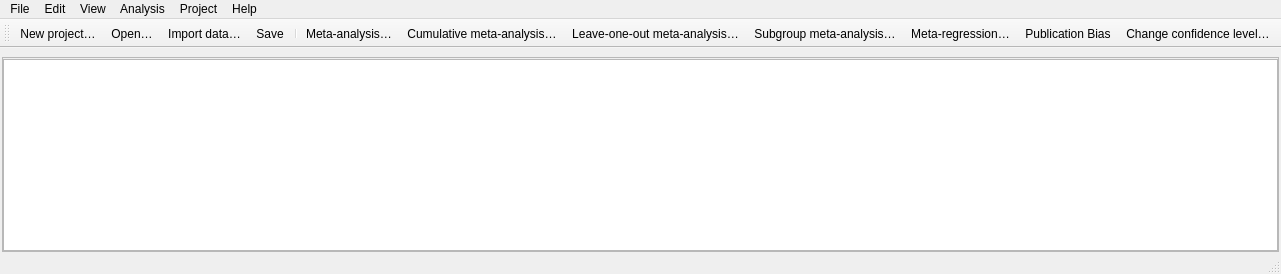
Old version of the form src/rc_metastudio/forms/main_window.ui in the repository AliSalman-et-al/rc-metastudio.
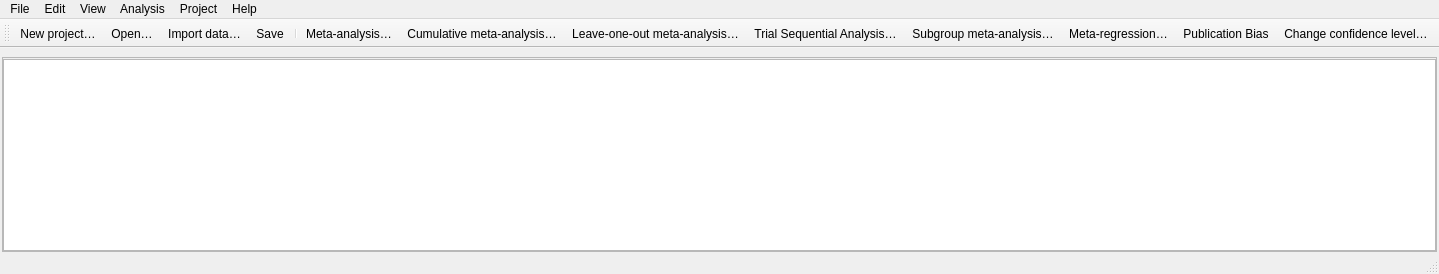
New version of the form. Icons and pictures are not drawn.

Commit message: Add trial sequential analysis (RCMS v0.6.0) (#608)

```diff
--- a/src/rc_metastudio/forms/main_window.ui
+++ b/src/rc_metastudio/forms/main_window.ui
@@ -195,6 +195,7 @@
    <addaction name="action_go" />
    <addaction name="action_cum_ma" />
    <addaction name="action_loo_ma" />
+   <addaction name="action_trial_sequential_analysis" />
    <addaction name="action_subgroup_ma" />
    <addaction name="action_meta_regression" />
    <addaction name="action_publication_bias" />
@@ -263,6 +264,15 @@
     <string>Leave-one-out meta-analysis…</string>
    </property>
   </action>
+  <action name="action_trial_sequential_analysis">
+   <property name="icon">
+    <iconset resource="../images/icons.qrc">
+     <normaloff>:/icons/analyses/trial-sequential-analysis.svg</normaloff>:/icons/analyses/trial-sequential-analysis.svg</iconset>
+   </property>
+   <property name="text">
+    <string>Trial Sequential Analysis…</string>
+   </property>
+  </action>
   <action name="action_new_dataset">
    <property name="icon">
     <iconset resource="../images/icons.qrc">
```
Left out of the diff: 1 changed line with no effect on the pictures. The commit also changes 616 other files.
